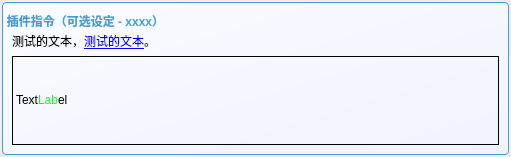
Before: the Qt Designer form DrillPluginInformationReader/Source/InformationModule/commandSearcherPart/helpDetailPart/p_ScriptHelp_CommandSearchCell.ui in DrillUp/DrillPluginInformationReader, drawn with Qt 5.
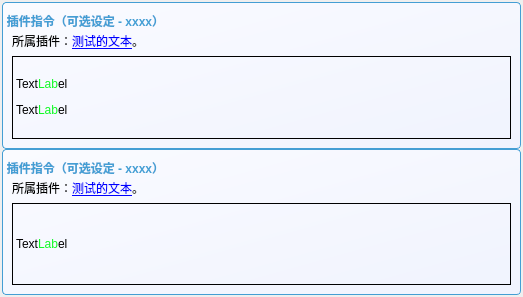
After: the same form once the commit is applied.

Commit message: 指令搜索控件初步尝试。

```diff
--- a/DrillPluginInformationReader/Source/InformationModule/commandSearcherPart/helpDetailPart/p_ScriptHelp_CommandSearchCell.ui
+++ b/DrillPluginInformationReader/Source/InformationModule/commandSearcherPart/helpDetailPart/p_ScriptHelp_CommandSearchCell.ui
@@ -6,8 +6,8 @@
    <rect>
     <x>0</x>
     <y>0</y>
-    <width>511</width>
-    <height>157</height>
+    <width>523</width>
+    <height>297</height>
    </rect>
   </property>
   <property name="windowTitle">
@@ -32,6 +32,60 @@
    <property name="bottomMargin">
     <number>2</number>
    </property>
+   <item>
+    <widget class="QGroupBox" name="groupBox_2">
+     <property name="styleSheet">
+      <string notr="true">
+/* == 群组控件 == */
+QGroupBox{
+	margin-top: 0.5em;
+	padding-top: 20px;
+	color:#449ed4;
+	font-weight:bold;
+    border: 1px solid #449ed4;
+    border-radius: 4px;
+	background-color: qlineargradient(spread:pad, x1:0, y1:0, x2:1, y2:1, stop:0 #FAFBFF, stop:1 #F0F3FE );
+}
+QGroupBox::title {
+	subcontrol-origin: margin;
+	subcontrol-position: top left;
+	top: 12px;
+	left: 2px;
+	margin-left: 0px;
+	padding: 0 1px;
+}
+QGroupBox:disabled { border:1px solid #CCCCCC; background: #FFFFFF; }</string>
+     </property>
+     <property name="title">
+      <string>插件指令（可选设定 - xxxx）</string>
+     </property>
+     <layout class="QVBoxLayout" name="verticalLayout_4" stretch="0,1">
+      <item>
+       <widget class="QLabel" name="label_pluginName_3">
+        <property name="text">
+         <string>&lt;html&gt;&lt;head/&gt;&lt;body&gt;&lt;p&gt;所属插件：&lt;a href=&quot;测试的文本&quot;&gt;&lt;span style=&quot; text-decoration: underline; color:#0000ff;&quot;&gt;测试的文本&lt;/span&gt;&lt;/a&gt;。&lt;/p&gt;&lt;/body&gt;&lt;/html&gt;</string>
+        </property>
+        <property name="wordWrap">
+         <bool>true</bool>
+        </property>
+       </widget>
+      </item>
+      <item>
+       <widget class="QLabel" name="label_context_3">
+        <property name="styleSheet">
+         <string notr="true">border:1px solid #000;</string>
+        </property>
+        <property name="text">
+         <string>&lt;html&gt;&lt;head/&gt;&lt;body&gt;&lt;p&gt;Text&lt;span style=&quot; color:#10fa24;&quot;&gt;Lab&lt;/span&gt;el&lt;/p&gt;&lt;p&gt;Text&lt;span style=&quot; color:#10fa24;&quot;&gt;Lab&lt;/span&gt;el&lt;/p&gt;&lt;/body&gt;&lt;/html&gt;</string>
+        </property>
+        <property name="textInteractionFlags">
+         <set>Qt::LinksAccessibleByMouse|Qt::TextSelectableByMouse</set>
+        </property>
+       </widget>
+      </item>
+     </layout>
+    </widget>
+   </item>
    <item>
     <widget class="QGroupBox" name="groupBox">
      <property name="styleSheet">
@@ -63,7 +117,7 @@
       <item>
        <widget class="QLabel" name="label_pluginName">
         <property name="text">
-         <string>&lt;html&gt;&lt;head/&gt;&lt;body&gt;&lt;p&gt;测试的文本，&lt;a href=&quot;测试的文本&quot;&gt;&lt;span style=&quot; text-decoration: underline; color:#0000ff;&quot;&gt;测试的文本&lt;/span&gt;&lt;/a&gt;。&lt;/p&gt;&lt;/body&gt;&lt;/html&gt;</string>
+         <string>&lt;html&gt;&lt;head/&gt;&lt;body&gt;&lt;p&gt;所属插件：&lt;a href=&quot;测试的文本&quot;&gt;&lt;span style=&quot; text-decoration: underline; color:#0000ff;&quot;&gt;测试的文本&lt;/span&gt;&lt;/a&gt;。&lt;/p&gt;&lt;/body&gt;&lt;/html&gt;</string>
         </property>
         <property name="wordWrap">
          <bool>true</bool>
```
The commit also changes 19 other files.
